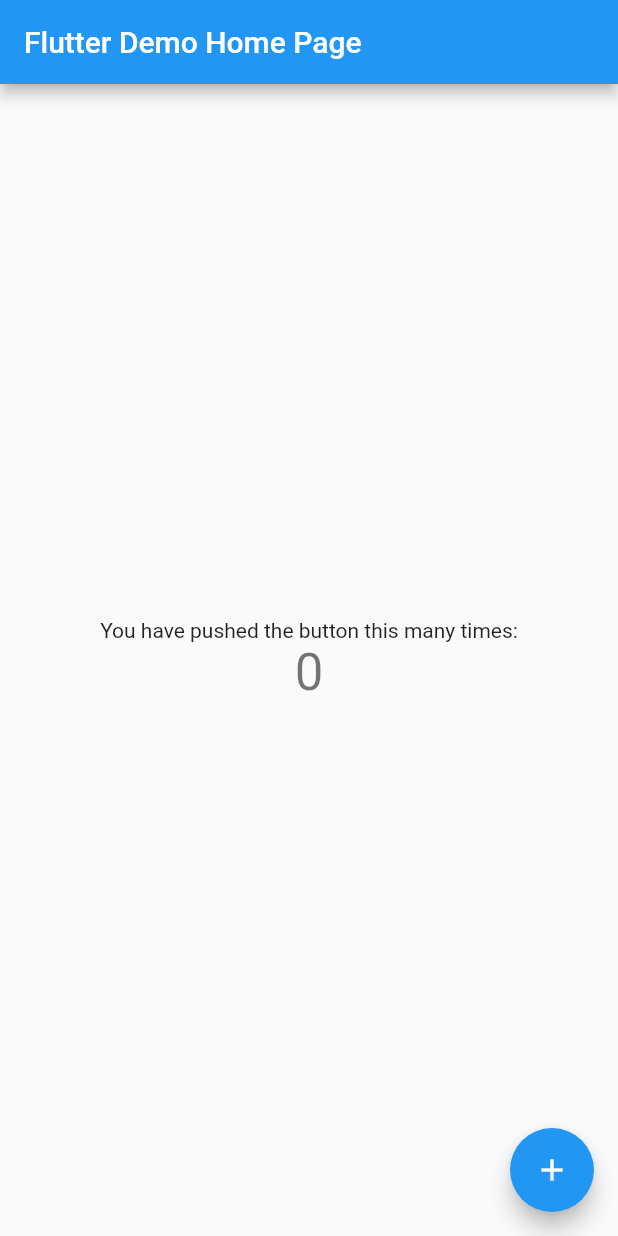
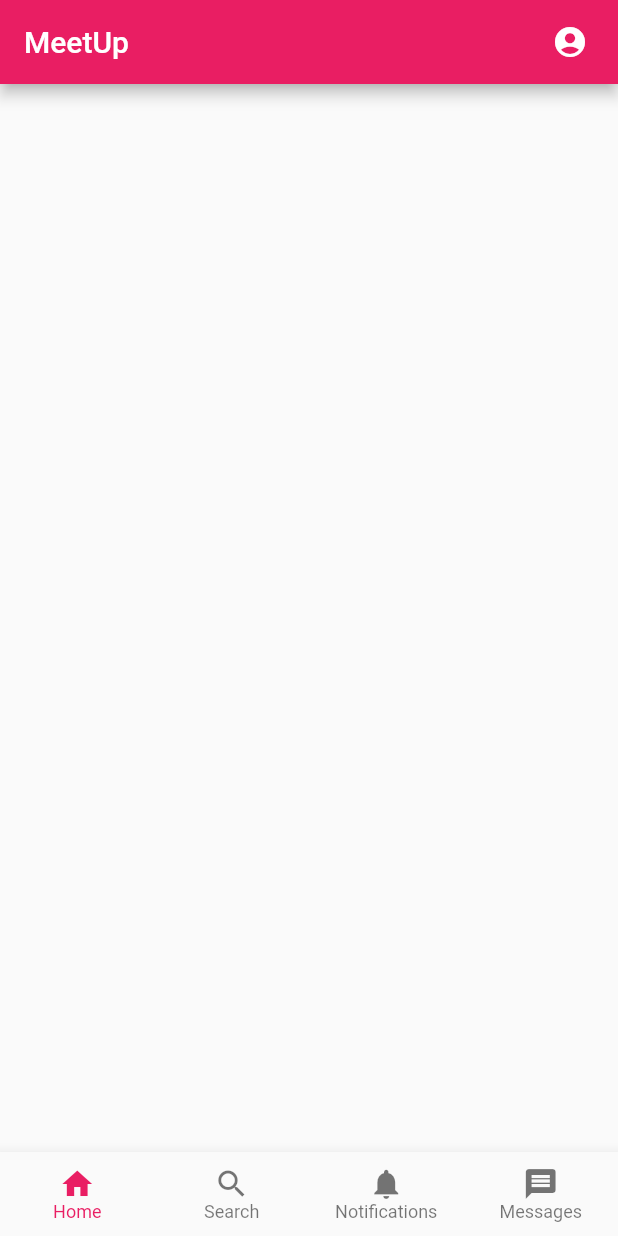
Before and after one commit to jp803333/AltMeet, a Flutter app: the screen it shows after launch, on a phone screen of 412 x 824 dp. Run offline on Flutter 3.47's test engine with Material 2 defaults, Android fonts, the phone set to English and light mode, and no system bars.

Commit message:
Basic Structure done

```diff
--- /dev/null
+++ b/lib/home.dart
@@ -0,0 +1,24 @@
+import 'package:flutter/material.dart';
+
+class MainHome extends StatefulWidget {
+  @override
+  _MainHomeState createState() => _MainHomeState();
+}
+
+class _MainHomeState extends State<MainHome> {
+  @override
+  Widget build(BuildContext context) {
+    return Scaffold(
+      appBar: AppBar(
+        title: Text('MeetUp'),
+        actions: <Widget>[
+          Icon(Icons.account_circle),
+          Container(
+            width: 20,
+          )
+        ],
+      ),
+      body: Center(),
+    );
+  }
+}
--- a/lib/main.dart
+++ b/lib/main.dart
@@ -1,42 +1,26 @@
+import 'package:alt_meet/messageTab.dart';
 import 'package:flutter/material.dart';
-
+import 'home.dart';
+import 'searchTab.dart';
+import 'notificationTab.dart';
 void main() => runApp(MyApp());
 
 class MyApp extends StatelessWidget {
-  // This widget is the root of your application.
   @override
   Widget build(BuildContext context) {
     return MaterialApp(
-      title: 'Flutter Demo',
+      title: 'MeetUp',
       theme: ThemeData(
-        // This is the theme of your application.
-        //
-        // Try running your application with "flutter run". You'll see the
-        // application has a blue toolbar. Then, without quitting the app, try
-        // changing the primarySwatch below to Colors.green and then invoke
-        // "hot reload" (press "r" in the console where you ran "flutter run",
-        // or simply save your changes to "hot reload" in a Flutter IDE).
-        // Notice that the counter didn't reset back to zero; the application
-        // is not restarted.
-        primarySwatch: Colors.blue,
+        primarySwatch: Colors.pink,
       ),
-      home: MyHomePage(title: 'Flutter Demo Home Page'),
+      home: MyHomePage(title: 'MeetUp'),
     );
   }
 }
 
+
 class MyHomePage extends StatefulWidget {
   MyHomePage({Key key, this.title}) : super(key: key);
-
-  // This widget is the home page of your application. It is stateful, meaning
-  // that it has a State object (defined below) that contains fields that affect
-  // how it looks.
-
-  // This class is the configuration for the state. It holds the values (in this
-  // case the title) provided by the parent (in this case the App widget) and
-  // used by the build method of the State. Fields in a Widget subclass are
-  // always marked "final".
-
   final String title;
 
   @override
@@ -44,68 +28,47 @@ class MyHomePage extends StatefulWidget {
 }
 
 class _MyHomePageState extends State<MyHomePage> {
-  int _counter = 0;
-
-  void _incrementCounter() {
+  int _currentIndex = 0;
+  List<Widget> _child = [
+    MainHome(),
+    SearchTab(),
+    NotificationTab(),
+    MessagesTab()
+  ];
+  void bottomTap(int index) {
     setState(() {
-      // This call to setState tells the Flutter framework that something has
-      // changed in this State, which causes it to rerun the build method below
-      // so that the display can reflect the updated values. If we changed
-      // _counter without calling setState(), then the build method would not be
-      // called again, and so nothing would appear to happen.
-      _counter++;
+      _currentIndex = index;
     });
   }
 
   @override
   Widget build(BuildContext context) {
-    // This method is rerun every time setState is called, for instance as done
-    // by the _incrementCounter method above.
-    //
-    // The Flutter framework has been optimized to make rerunning build methods
-    // fast, so that you can just rebuild anything that needs updating rather
-    // than having to individually change instances of widgets.
     return Scaffold(
-      appBar: AppBar(
-        // Here we take the value from the MyHomePage object that was created by
-        // the App.build method, and use it to set our appbar title.
-        title: Text(widget.title),
+      body: _child[_currentIndex],
+      bottomNavigationBar: BottomNavigationBar(
+        type: BottomNavigationBarType.fixed,
+        onTap: bottomTap,
+        currentIndex: _currentIndex,
+        selectedFontSize: 12,
+        items: <BottomNavigationBarItem>[
+          BottomNavigationBarItem(
+            icon: Icon(Icons.home),
+            title: Text('Home'),
+          ),
+          BottomNavigationBarItem(
+            icon: Icon(Icons.search),
+            title: Text('Search'),
+          ),
+          BottomNavigationBarItem(
+            icon: Icon(Icons.notifications),
+            title: Text('Notifications'),
+          ),
+          BottomNavigationBarItem(
+            icon: Icon(Icons.message),
+            title: Text('Messages'),
+          ),
+        ],
       ),
-      body: Center(
-        // Center is a layout widget. It takes a single child and positions it
-        // in the middle of the parent.
-        child: Column(
-          // Column is also a layout widget. It takes a list of children and
-          // arranges them vertically. By default, it sizes itself to fit its
-          // children horizontally, and tries to be as tall as its parent.
-          //
-          // Invoke "debug painting" (press "p" in the console, choose the
-          // "Toggle Debug Paint" action from the Flutter Inspector in Android
-          // Studio, or the "Toggle Debug Paint" command in Visual Studio Code)
-          // to see the wireframe for each widget.
-          //
-          // Column has various properties to control how it sizes itself and
-          // how it positions its children. Here we use mainAxisAlignment to
-          // center the children vertically; the main axis here is the vertical
-          // axis because Columns are vertical (the cross axis would be
-          // horizontal).
-          mainAxisAlignment: MainAxisAlignment.center,
-          children: <Widget>[
-            Text(
-              'You have pushed the button this many times:',
-            ),
-            Text(
-              '$_counter',
-              style: Theme.of(context).textTheme.display1,
-            ),
-          ],
-        ),
-      ),
-      floatingActionButton: FloatingActionButton(
-        onPressed: _incrementCounter,
-        tooltip: 'Increment',
-        child: Icon(Icons.add),
-      ), // This trailing comma makes auto-formatting nicer for build methods.
     );
   }
 }
```
Also changed, not shown: lib/messageTab.dart (added, +20 -0 lines), lib/notificationTab.dart (added, +18 -0 lines), lib/searchTab.dart (added, +16 -0 lines), pubspec.lock.
